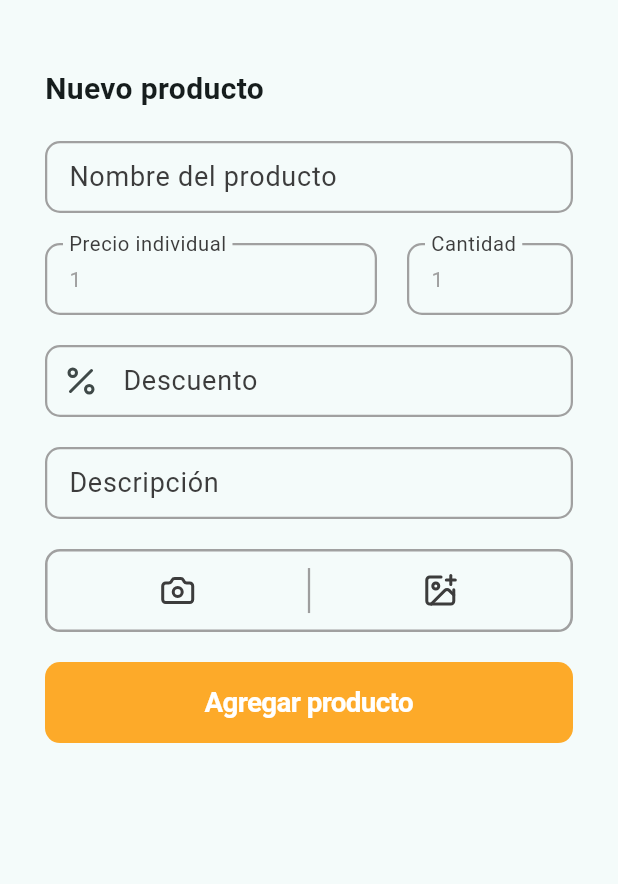
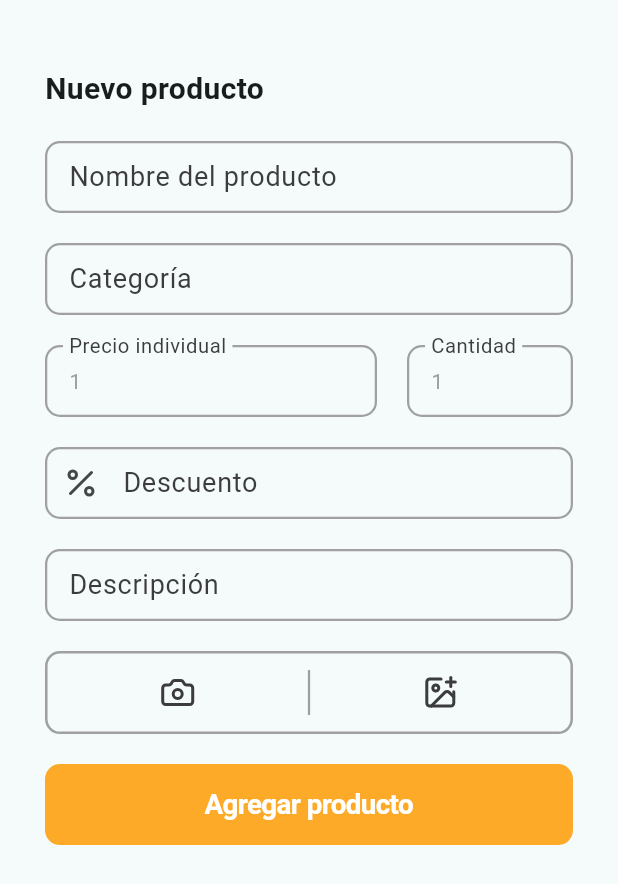
Before and after one commit to luishdezc/cotizadeprisa, a Flutter app: the AddProductBottomSheet widget shown alone on an empty page, opened directly, on a phone screen of 412 x 824 dp. Shown: the top 884 px of the screen. Run offline on Flutter 3.47's test engine with Material 3 defaults, Android fonts, the phone set to English and light mode, and no system bars; our stand-ins replace image_picker, lottie, lucide_icons_flutter, pdf, printing, smooth_page_indicator; missing offline and left inert: pull_down_button.

Commit message:
form categoria en productbottommodal

```diff
--- a/lib/app/screens/invoiceDetails.dart
+++ b/lib/app/screens/invoiceDetails.dart
@@ -133,7 +133,7 @@ class CotizacionDetallePage extends StatelessWidget {
               onTap: () => _pendingAlert(
                 context,
                 'Facturar cotización',
-                'Al presionar este botón se generará una factura CFDI (XML) a partir de los datos de esta cotización y del receptor. Funcionalidad pendiente.',
+                'Al presionar este botón se generará una factura CFDI a partir de los datos de esta cotización y del receptor. Funcionalidad pendiente.',
               ),
             ),
             const SizedBox(height: 12),
--- a/lib/app/widgets/productsBottomSheetModal.dart
+++ b/lib/app/widgets/productsBottomSheetModal.dart
@@ -27,6 +27,7 @@ class _AddProductBottomSheetState extends State<AddProductBottomSheet> {
 
 
   final TextEditingController nombreController = TextEditingController();
+  final TextEditingController tipoController = TextEditingController();
   final TextEditingController precioController = TextEditingController();
   final TextEditingController cantidadController = TextEditingController();
   final TextEditingController descuentoController = TextEditingController();
@@ -72,6 +73,8 @@ class _AddProductBottomSheetState extends State<AddProductBottomSheet> {
 
             CustomTextField(name: "Nombre del producto", variable: nombreController, multiline: true),
 
+            CustomTextField(name: "Categoría", variable: tipoController, multiline: true),
+
 
             Row(
               children: [
@@ -92,6 +95,7 @@ class _AddProductBottomSheetState extends State<AddProductBottomSheet> {
 
 
             CustomTextField(name: "Descripción", variable: descripcionController, multiline: true),
+
 
 
             Container(
```
Also changed, not shown: pubspec.lock, 4 other files.
